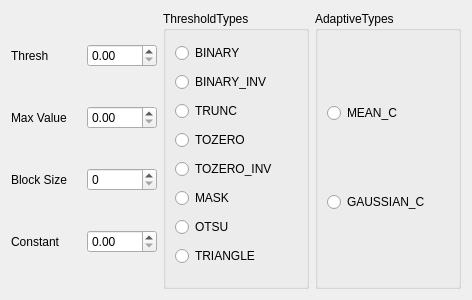
First picture: the form in UI/ThresholdPanel.ui, repository lzsz/VisualCV, before the edit.
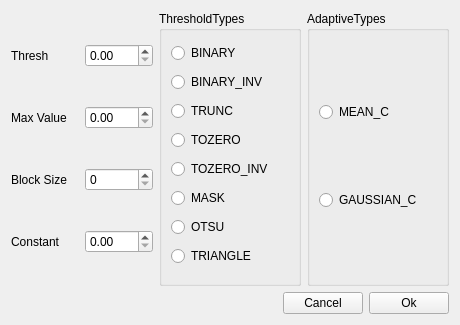
Second picture: the form after the edit.

Commit message: Add ThresholdPanel class. Define new microdefine.

```diff
--- a/UI/ThresholdPanel.ui
+++ b/UI/ThresholdPanel.ui
@@ -6,13 +6,15 @@
    <rect>
     <x>0</x>
     <y>0</y>
-    <width>472</width>
-    <height>300</height>
+    <width>460</width>
+    <height>325</height>
    </rect>
   </property>
   <property name="windowTitle">
    <string>Form</string>
   </property>
+  <layout class="QVBoxLayout" name="verticalLayout_5">
+   <item>
   <layout class="QHBoxLayout" name="horizontalLayout">
    <item>
     <layout class="QGridLayout" name="gridLayout">
@@ -150,6 +152,39 @@
          </widget>
         </item>
        </layout>
+        </widget>
+       </item>
+      </layout>
+     </item>
+    </layout>
+   </item>
+   <item>
+    <layout class="QHBoxLayout" name="horizontalLayout_2">
+     <item>
+      <spacer name="horizontalSpacer">
+       <property name="orientation">
+        <enum>Qt::Horizontal</enum>
+       </property>
+       <property name="sizeHint" stdset="0">
+        <size>
+         <width>40</width>
+         <height>20</height>
+        </size>
+       </property>
+      </spacer>
+     </item>
+     <item>
+      <widget class="QPushButton" name="pb_Cancel">
+       <property name="text">
+        <string>Cancel</string>
+       </property>
+      </widget>
+     </item>
+     <item>
+      <widget class="QPushButton" name="pb_Ok">
+       <property name="text">
+        <string>Ok</string>
+       </property>
       </widget>
      </item>
     </layout>
```
Left out of the diff: 6 changed lines with no effect on the pictures. Lines whose indentation alone changed are shown as unchanged. The commit also changes 9 other files.
